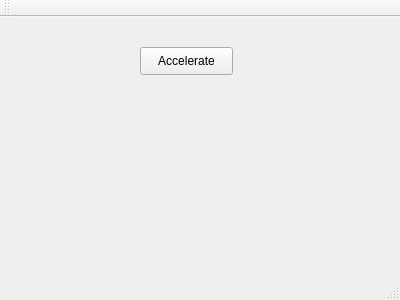
The window that client/clientmainwindow.ui (eespdg/dbusdemo) describes before a commit, drawn with Qt 5.
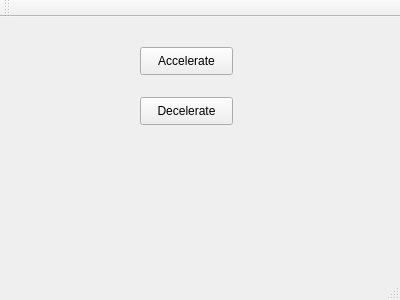
The same window after the commit.

Commit message: Can connect in any order. Works on Windows with dbus-1.dll

What changed in the file:
```diff
--- a/client/clientmainwindow.ui
+++ b/client/clientmainwindow.ui
@@ -27,6 +27,19 @@
      <string>Accelerate</string>
     </property>
    </widget>
+   <widget class="QPushButton" name="btnDecelerate">
+    <property name="geometry">
+     <rect>
+      <x>140</x>
+      <y>80</y>
+      <width>93</width>
+      <height>28</height>
+     </rect>
+    </property>
+    <property name="text">
+     <string>Decelerate</string>
+    </property>
+   </widget>
   </widget>
   <widget class="QMenuBar" name="menuBar">
    <property name="geometry">
```
The commit also changes 6 other files.
